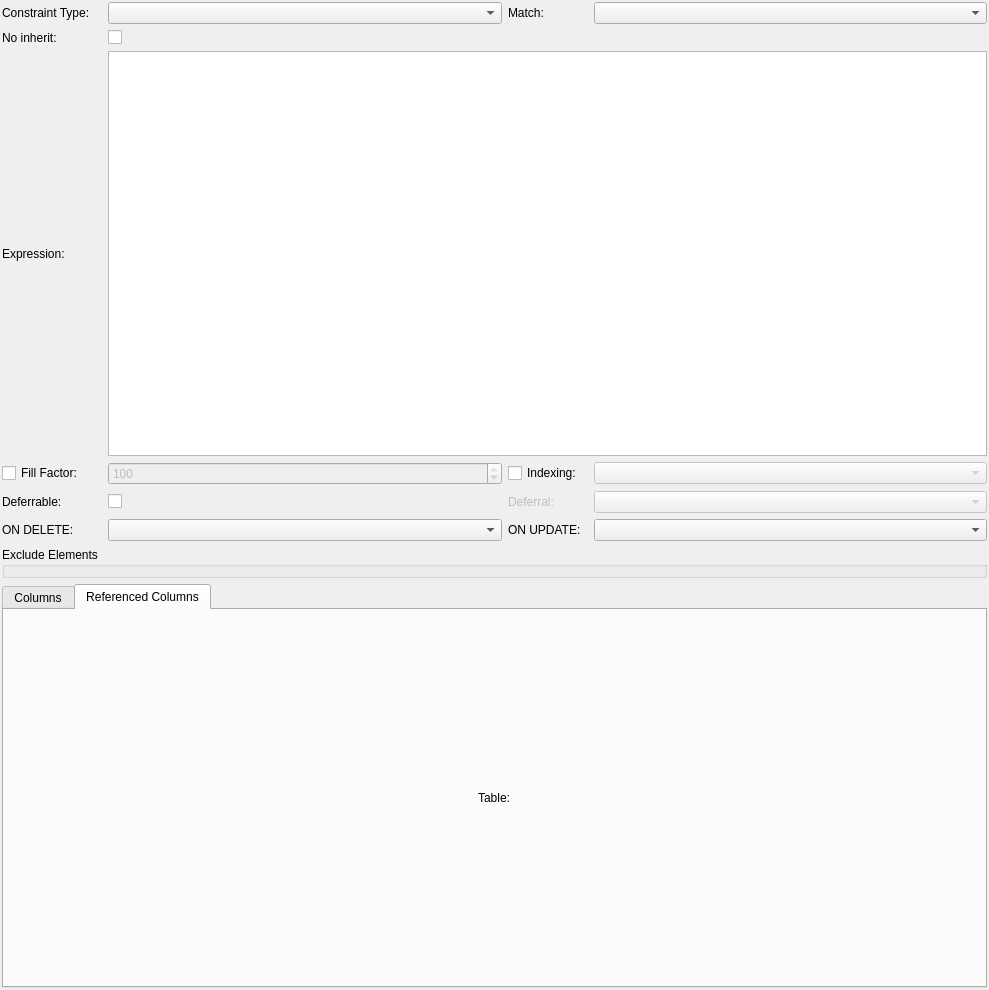
Above: libs/libgui/ui/dbobjects/constraintwidget.ui from pgmodeler/pgmodeler before the change. Below: the same form after it.
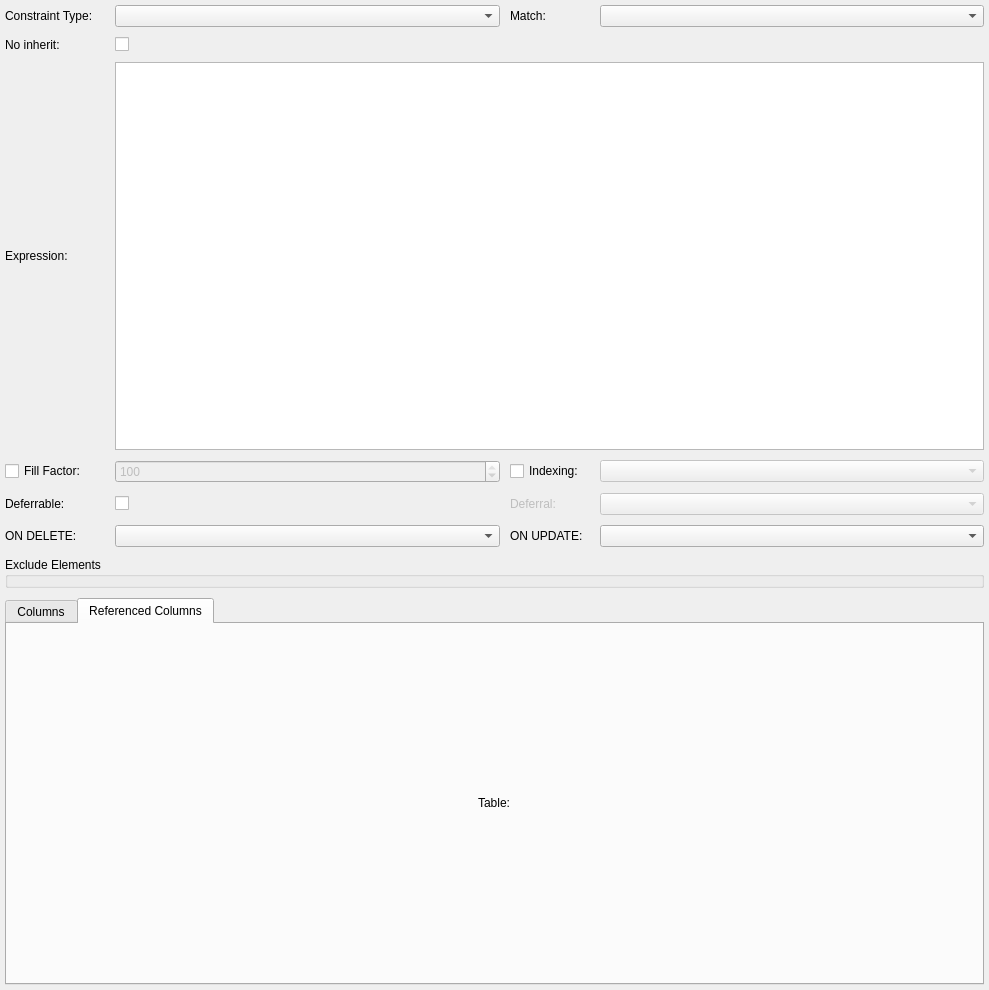
That is the form after the change. The open tabs and pages were chosen to show the change.

Patch:
```diff
--- a/libs/libgui/ui/dbobjects/constraintwidget.ui
+++ b/libs/libgui/ui/dbobjects/constraintwidget.ui
@@ -18,19 +18,19 @@
   </property>
   <layout class="QGridLayout" name="constraint_grid">
    <property name="leftMargin">
-    <number>2</number>
+    <number>5</number>
    </property>
    <property name="topMargin">
-    <number>2</number>
+    <number>5</number>
    </property>
    <property name="rightMargin">
-    <number>2</number>
+    <number>5</number>
    </property>
    <property name="bottomMargin">
-    <number>2</number>
+    <number>5</number>
    </property>
    <property name="spacing">
-    <number>6</number>
+    <number>10</number>
    </property>
    <item row="1" column="2">
     <widget class="QLabel" name="match_lbl">
@@ -365,16 +365,16 @@
       </attribute>
       <layout class="QGridLayout" name="gridLayout_2">
        <property name="leftMargin">
-        <number>4</number>
+        <number>5</number>
        </property>
        <property name="topMargin">
-        <number>4</number>
+        <number>5</number>
        </property>
        <property name="rightMargin">
-        <number>4</number>
+        <number>5</number>
        </property>
        <property name="bottomMargin">
-        <number>4</number>
+        <number>5</number>
        </property>
        <item row="0" column="0">
         <widget class="QLabel" name="ref_table_lbl">
```
